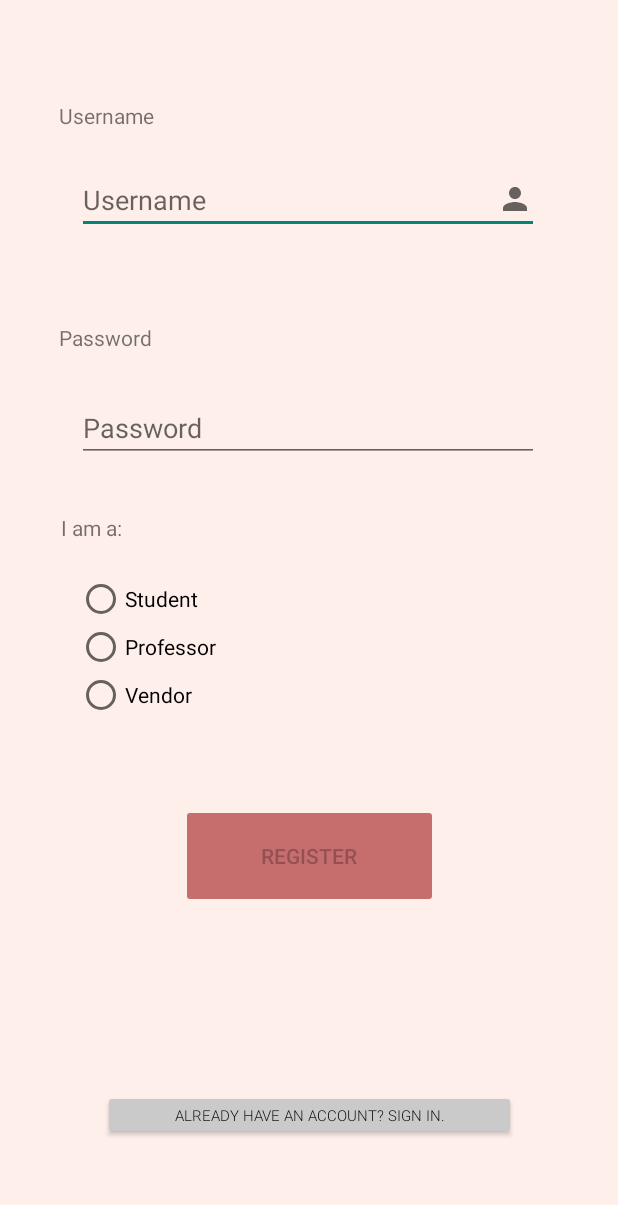
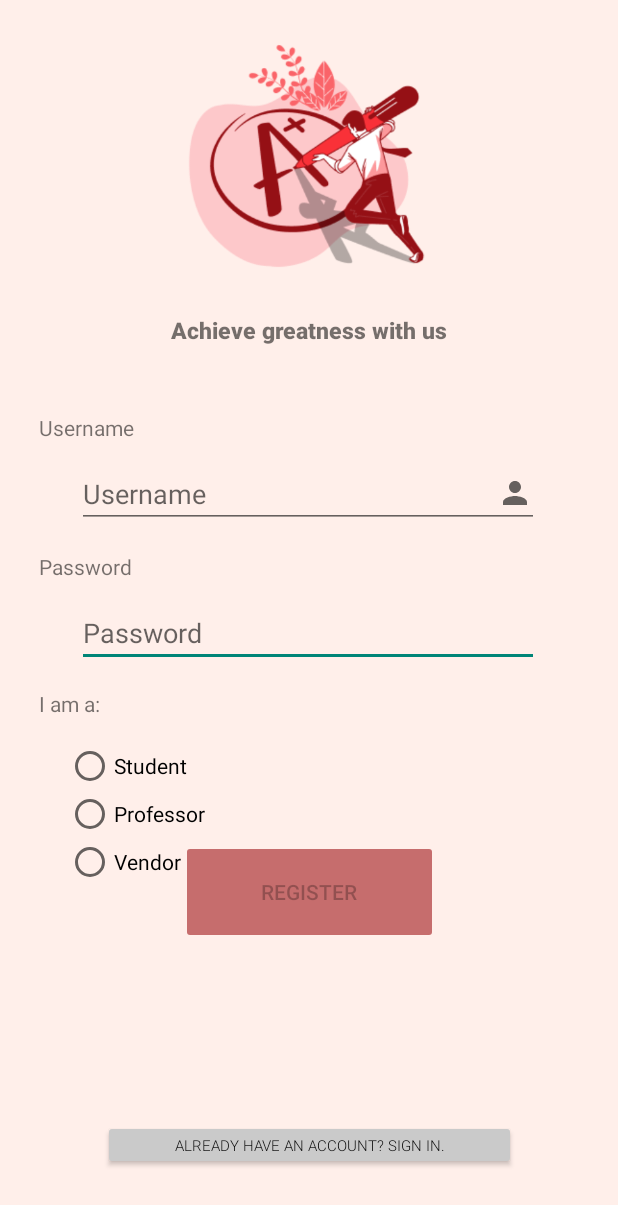
Before and after one commit to IzakVillanueva/EasyMapua, an Android app: the Register screen opened directly, with no data from a screen before it, on a phone screen of 412 x 824 dp. Shown: the top 1205 px of the screen. Run offline under Robolectric (Android 15) with nearby library versions, the phone set to English and light mode, and no system bars; libraries missing offline, so code that uses them is left out: com.vishnusivadas.advanced_httpurlconnection.

Commit message:
Update UI for register

```diff
--- a/app/src/main/res/layout/activity_register.xml
+++ b/app/src/main/res/layout/activity_register.xml
@@ -7,64 +7,11 @@
     android:background="#FFEFEA"
     tools:context=".Register">
 
-    <TextView
-        android:id="@+id/LoginText"
-        android:layout_width="wrap_content"
-        android:layout_height="wrap_content"
-        android:text="@string/username"
-        android:selectAllOnFocus="true"
-        app:layout_constraintBottom_toBottomOf="parent"
-        app:layout_constraintHorizontal_bias="0.113"
-        app:layout_constraintLeft_toLeftOf="parent"
-        app:layout_constraintRight_toRightOf="parent"
-        app:layout_constraintTop_toTopOf="parent"
-        app:layout_constraintVertical_bias="0.084" />
-
-    <EditText
-        android:id="@+id/loginEdit"
-        android:layout_width="308dp"
-        android:layout_height="wrap_content"
-        android:layout_marginTop="24dp"
-        android:drawableRight="@drawable/ic_user"
-        android:drawableEnd="@drawable/ic_user"
-        android:hint="@string/username"
-        app:layout_constraintEnd_toEndOf="parent"
-        app:layout_constraintHorizontal_bias="0.495"
-        app:layout_constraintStart_toStartOf="parent"
-        app:layout_constraintTop_toBottomOf="@+id/LoginText" />
-
-    <TextView
-        android:id="@+id/PasswordText"
-        android:layout_width="wrap_content"
-        android:layout_height="wrap_content"
-        android:selectAllOnFocus="true"
-        android:text="@string/password"
-        app:layout_constraintBottom_toBottomOf="parent"
-        app:layout_constraintHorizontal_bias="0.112"
-        app:layout_constraintLeft_toLeftOf="parent"
-        app:layout_constraintRight_toRightOf="parent"
-        app:layout_constraintTop_toTopOf="parent"
-        app:layout_constraintVertical_bias="0.268" />
-
-    <EditText
-        android:id="@+id/editTextPassword"
-        android:layout_width="308dp"
-        android:layout_height="wrap_content"
-        android:layout_marginTop="28dp"
-        android:ems="10"
-        android:hint="@string/password"
-        android:inputType="textPassword"
-        android:selectAllOnFocus="true"
-        app:layout_constraintEnd_toEndOf="parent"
-        app:layout_constraintHorizontal_bias="0.495"
-        app:layout_constraintStart_toStartOf="parent"
-        app:layout_constraintTop_toBottomOf="@+id/PasswordText" />
-
     <Button
         android:id="@+id/buttonRegister"
         android:layout_width="171dp"
         android:layout_height="69dp"
-        android:layout_marginTop="536dp"
+        android:layout_marginTop="560dp"
         android:enabled="false"
         android:gravity="center"
         android:text="@string/register"
@@ -73,29 +20,17 @@
         app:layout_constraintRight_toRightOf="parent"
         app:layout_constraintTop_toTopOf="parent" />
 
-    <TextView
-        android:id="@+id/textView2"
-        android:layout_width="wrap_content"
-        android:layout_height="wrap_content"
-        android:text="@string/i_am_a"
-        app:layout_constraintBottom_toBottomOf="parent"
-        app:layout_constraintEnd_toEndOf="parent"
-        app:layout_constraintHorizontal_bias="0.11"
-        app:layout_constraintStart_toStartOf="parent"
-        app:layout_constraintTop_toTopOf="parent"
-        app:layout_constraintVertical_bias="0.425" />
-
     <RadioGroup
         android:id="@+id/radioGroup"
-        android:layout_width="137dp"
-        android:layout_height="155dp"
+        android:layout_width="170dp"
+        android:layout_height="105dp"
         android:layout_marginTop="16dp"
         app:layout_constraintBottom_toBottomOf="parent"
         app:layout_constraintEnd_toEndOf="parent"
-        app:layout_constraintHorizontal_bias="0.186"
+        app:layout_constraintHorizontal_bias="0.182"
         app:layout_constraintStart_toStartOf="parent"
         app:layout_constraintTop_toBottomOf="@+id/textView2"
-        app:layout_constraintVertical_bias="0.02">
+        app:layout_constraintVertical_bias="0.0">
 
         <RadioButton
             android:id="@+id/StudentRbt"
@@ -119,12 +54,77 @@
             android:text="@string/vendor" />
     </RadioGroup>
 
+    <EditText
+        android:id="@+id/editTextPassword"
+        android:layout_width="308dp"
+        android:layout_height="wrap_content"
+        android:layout_marginTop="12dp"
+        android:ems="10"
+        android:hint="@string/password"
+        android:inputType="textPassword"
+        android:selectAllOnFocus="true"
+        app:layout_constraintEnd_toEndOf="parent"
+        app:layout_constraintHorizontal_bias="0.495"
+        app:layout_constraintStart_toStartOf="parent"
+        app:layout_constraintTop_toBottomOf="@+id/PasswordText" />
+
+    <TextView
+        android:id="@+id/LoginText"
+        android:layout_width="wrap_content"
+        android:layout_height="wrap_content"
+        android:selectAllOnFocus="true"
+        android:text="@string/username"
+        app:layout_constraintBottom_toBottomOf="parent"
+        app:layout_constraintHorizontal_bias="0.074"
+        app:layout_constraintLeft_toLeftOf="parent"
+        app:layout_constraintRight_toRightOf="parent"
+        app:layout_constraintTop_toTopOf="parent"
+        app:layout_constraintVertical_bias="0.342" />
+
+    <TextView
+        android:id="@+id/textView2"
+        android:layout_width="wrap_content"
+        android:layout_height="wrap_content"
+        android:text="@string/i_am_a"
+        app:layout_constraintBottom_toBottomOf="parent"
+        app:layout_constraintEnd_toEndOf="parent"
+        app:layout_constraintHorizontal_bias="0.07"
+        app:layout_constraintStart_toStartOf="parent"
+        app:layout_constraintTop_toTopOf="parent"
+        app:layout_constraintVertical_bias="0.571" />
+
+    <TextView
+        android:id="@+id/PasswordText"
+        android:layout_width="wrap_content"
+        android:layout_height="wrap_content"
+        android:selectAllOnFocus="true"
+        android:text="@string/password"
+        app:layout_constraintBottom_toBottomOf="parent"
+        app:layout_constraintHorizontal_bias="0.074"
+        app:layout_constraintLeft_toLeftOf="parent"
+        app:layout_constraintRight_toRightOf="parent"
+        app:layout_constraintTop_toTopOf="parent"
+        app:layout_constraintVertical_bias="0.457" />
+
+    <EditText
+        android:id="@+id/loginEdit"
+        android:layout_width="308dp"
+        android:layout_height="wrap_content"
+        android:layout_marginTop="12dp"
+        android:drawableEnd="@drawable/ic_user"
+        android:drawableRight="@drawable/ic_user"
+        android:hint="@string/username"
+        app:layout_constraintEnd_toEndOf="parent"
+        app:layout_constraintHorizontal_bias="0.495"
+        app:layout_constraintStart_toStartOf="parent"
+        app:layout_constraintTop_toBottomOf="@+id/LoginText" />
+
     <Button
         android:id="@+id/buttonSignIn"
         android:layout_width="275dp"
         android:layout_height="33dp"
         android:layout_marginTop="20dp"
-        android:layout_marginBottom="64dp"
+        android:layout_marginBottom="44dp"
         android:fontFamily="sans-serif-light"
         android:text="@string/already_have_an_account_sign_in"
         android:textColor="#000000"
@@ -144,4 +144,26 @@
         app:layout_constraintEnd_toEndOf="parent"
         app:layout_constraintStart_toStartOf="parent" />
 
+    <ImageView
+        android:id="@+id/imageView2"
+        android:layout_width="240dp"
+        android:layout_height="207dp"
+        app:layout_constraintEnd_toEndOf="parent"
+        app:layout_constraintHorizontal_bias="0.497"
+        app:layout_constraintStart_toStartOf="parent"
+        app:layout_constraintTop_toTopOf="parent"
+        app:srcCompat="@drawable/loginlogo" />
+
+    <TextView
+        android:id="@+id/textView6"
+        android:layout_width="wrap_content"
+        android:layout_height="wrap_content"
+        android:layout_marginTop="2dp"
+        android:fontFamily="sans-serif-black"
+        android:textSize="15sp"
+        android:text="@string/achieve_greatness_with_us"
+        app:layout_constraintEnd_toEndOf="parent"
+        app:layout_constraintStart_toStartOf="parent"
+        app:layout_constraintTop_toBottomOf="@+id/imageView2" />
+
 </androidx.constraintlayout.widget.ConstraintLayout>
--- a/app/src/main/res/values/strings.xml
+++ b/app/src/main/res/values/strings.xml
@@ -43,4 +43,5 @@
     <string name="view_menu">View Menu</string>
     <string name="view_ratings">View Ratings</string>
     <string name="don_t_have_an_account_sign_up">Do not have an account? Sign up</string>
+    <string name="achieve_greatness_with_us">Achieve greatness with us</string>
 </resources>
```
